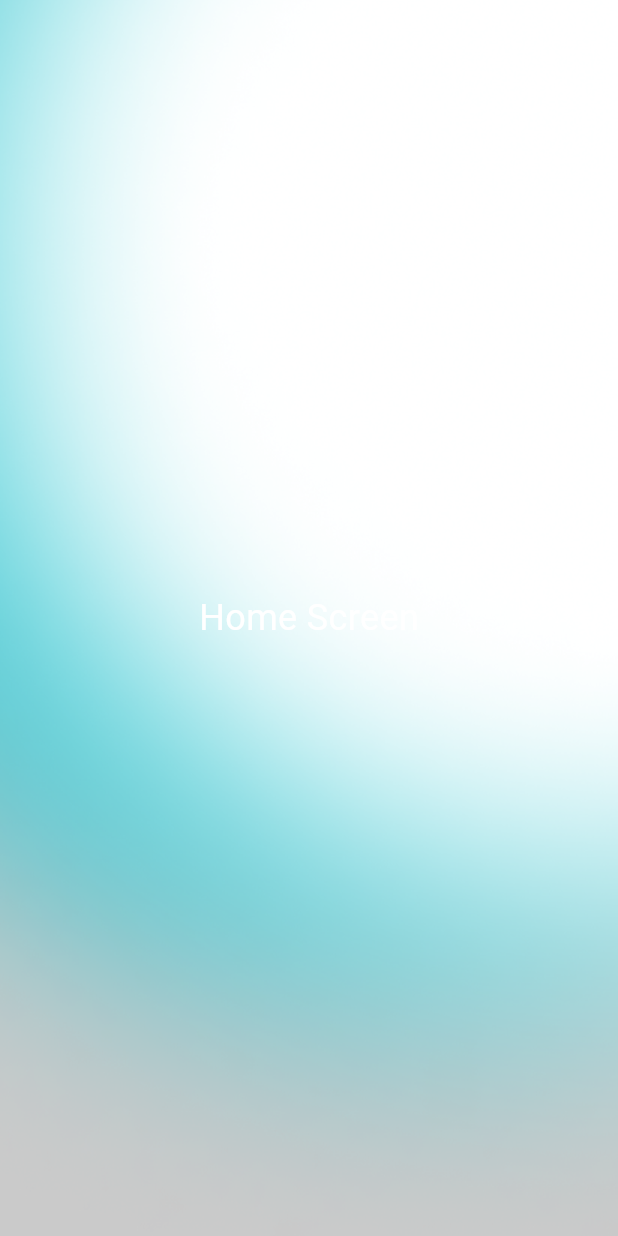
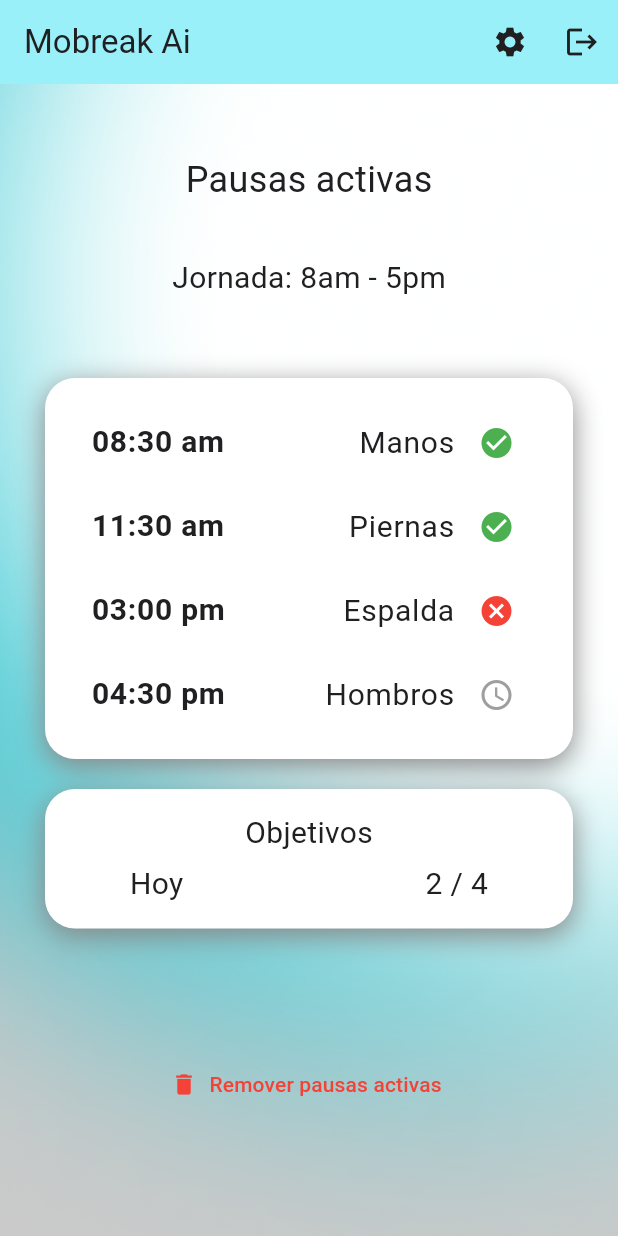
Before and after one commit to galindojhorman/mobreakai-mobil, a Flutter app: the screen it shows after launch, after a tap on "Iniciar sesión", on a phone screen of 412 x 824 dp. Run offline on Flutter 3.47's test engine with Material 3 defaults, Android fonts, the phone set to English and light mode, and no system bars.

Commit message:
feat: 🎸 enhance ActiveBreaksListScreen with custom app bar and break list

```diff
--- a/lib/screens/active_breaks.dart
+++ b/lib/screens/active_breaks.dart
@@ -1,18 +1,135 @@
 import 'package:flutter/material.dart';
+import 'package:mobreakai/utils/colors.dart';
 import '../widgets/base_screen.dart';
+import '../widgets/custom_app_bar.dart';
 
 class ActiveBreaksListScreen extends StatelessWidget {
   const ActiveBreaksListScreen({super.key});
 
   @override
   Widget build(BuildContext context) {
-    return BaseScreen(
-      child: Center(
-        child: Text(
-          'Home Screen',
-          style: TextStyle(fontSize: 24, color: Colors.white),
+    return Scaffold(
+      appBar: const CustomAppBar(),
+      body: BaseScreen(
+        child: Column(
+          mainAxisAlignment: MainAxisAlignment.start,
+          children: [
+            const SizedBox(height: 47),
+            const Text(
+              "Pausas activas",
+              style: TextStyle(fontSize: 24, color: AppColors.main),
+            ),
+            const SizedBox(height: 34),
+            const Text(
+              "Jornada: 8am - 5pm",
+              style: TextStyle(fontSize: 20, color: AppColors.main),
+            ),
+            const SizedBox(height: 52),
+
+            // Lista de pausas activas
+            Container(
+              width: double.infinity,
+              padding: const EdgeInsets.all(15),
+              margin: const EdgeInsets.symmetric(horizontal: 30),
+              decoration: BoxDecoration(
+                color: Colors.white,
+                borderRadius: BorderRadius.circular(20),
+                boxShadow: [
+                  BoxShadow(
+                    color: AppColors.alternate,
+                    blurRadius: 16,
+                    offset: const Offset(0, 5),
+                  ),
+                ],
+              ),
+              child: Column(
+                children: [
+                  _buildBreakItem("08:30 am", "Manos", true),
+                  _buildBreakItem("11:30 am", "Piernas", true),
+                  _buildBreakItem("03:00 pm", "Espalda", false),
+                  _buildBreakItem("04:30 pm", "Hombros", null),
+                ],
+              ),
+            ),
+
+            const SizedBox(height: 20),
+
+            // Objetivos
+            Container(
+              width: double.infinity,
+              padding: const EdgeInsets.all(15),
+              margin: const EdgeInsets.symmetric(horizontal: 30),
+              decoration: BoxDecoration(
+                color: Colors.white,
+                borderRadius: BorderRadius.circular(20),
+                boxShadow: [
+                  BoxShadow(
+                    color: AppColors.alternate,
+                    blurRadius: 16,
+                    offset: const Offset(0, 5),
+                  ),
+                ],
+              ),
+              child: Column(
+                children: const [
+                  Text(
+                    "Objetivos",
+                    style: TextStyle(fontSize: 20, color: AppColors.main),
+                  ),
+                  SizedBox(height: 5),
+                  Text(
+                    "Hoy                               2 / 4",
+                    style: TextStyle(fontSize: 20, color: AppColors.main),
+                  ),
+                ],
+              ),
+            ),
+
+            const SizedBox(height: 80),
+
+            // Botón de remover pausas activas
+            TextButton.icon(
+              onPressed: () {
+                // Acción para eliminar pausas
+              },
+              icon: const Icon(Icons.delete, color: Colors.red),
+              label: const Text(
+                "Remover pausas activas",
+                style: TextStyle(color: Colors.red),
+              ),
+            ),
+          ],
         ),
       ),
     );
   }
+
+  Widget _buildBreakItem(String time, String bodyPart, bool? completed) {
+    return ListTile(
+      leading: Text(
+        time,
+        style: const TextStyle(
+          fontWeight: FontWeight.bold,
+          fontSize: 20,
+          color: AppColors.main,
+        ),
+      ),
+
+      title: Row(
+        children: [
+          Spacer(),
+          Text(
+            bodyPart,
+            style: const TextStyle(fontSize: 20, color: AppColors.main),
+          ),
+        ],
+      ),
+      trailing:
+          completed == null
+              ? const Icon(Icons.access_time, color: Colors.grey) // Pendiente
+              : completed
+              ? const Icon(Icons.check_circle, color: Colors.green) // Hecho
+              : const Icon(Icons.cancel, color: Colors.red), // No hecho
+    );
+  }
 }
```
